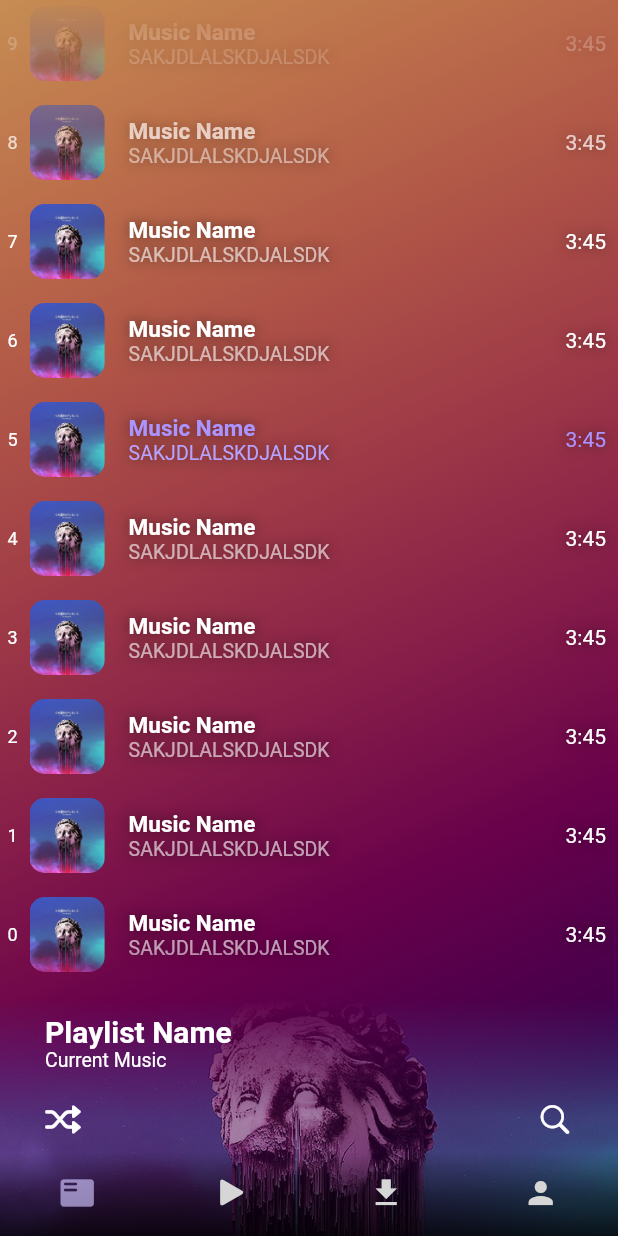
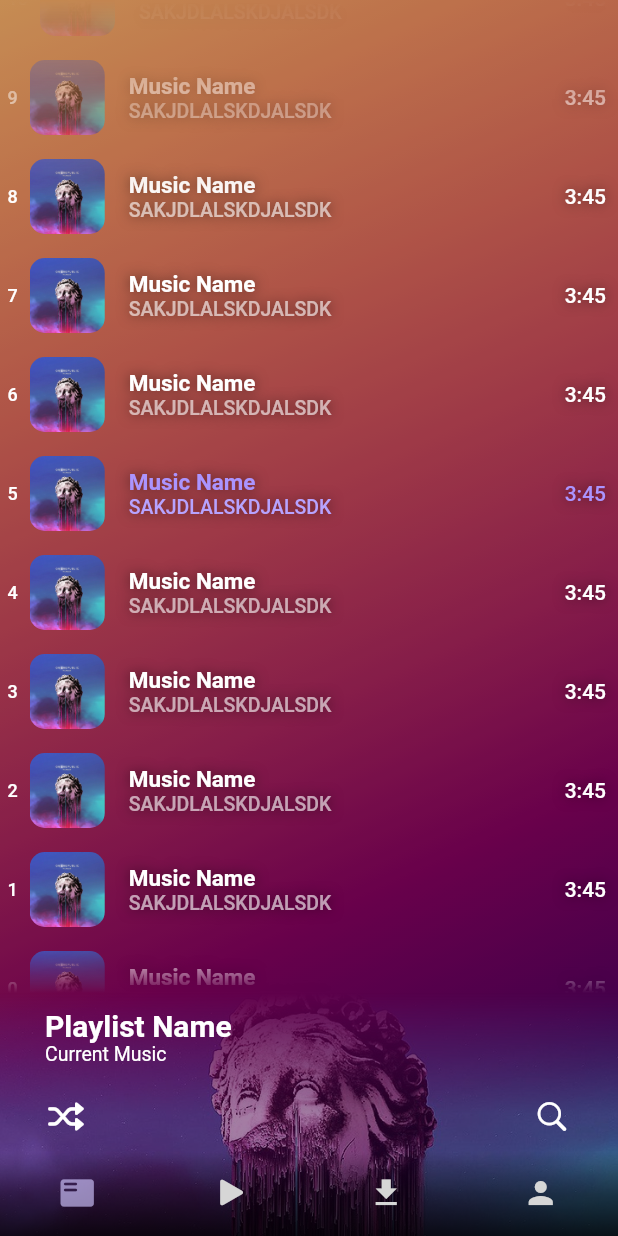
Before and after one commit to IgorBayerl/flutter_awesome_music_app, a Flutter app: the screen it shows after launch, on a phone screen of 412 x 824 dp. Run offline on Flutter 3.47's test engine with Material 2 defaults, Android fonts, the phone set to English and light mode, and no system bars; drawn by our look-alikes of flutter_slidable; our stand-ins replace audio_video_progress_bar, lottie, smooth_page_indicator, touchable_opacity; missing offline and left inert: transformer_page_view.

Commit message:
Changing some buttons to test

```diff
--- a/lib/screens/appSceens/main.dart
+++ b/lib/screens/appSceens/main.dart
@@ -3,7 +3,8 @@
 import 'package:flutter/material.dart';
 
 import 'package:flutter_awesome_music_app/screens/appSceens/player/player_page.dart';
-import 'package:flutter_awesome_music_app/screens/appSceens/player/playlist_page.dart';
+import 'package:flutter_awesome_music_app/screens/appSceens/playlist/playlist_page.dart';
+import 'package:flutter_awesome_music_app/screens/appSceens/search/search_page.dart';
 
 
 class AppScreens extends StatefulWidget {
@@ -79,9 +80,7 @@
             children: <Widget>[
               const PlaylistPage(),
               const PlayerPage(),
-              Container(
-                color: const Color.fromARGB(255, 207, 132, 34),
-              ),
+              const SearchPage(),
               Container(
                 color: const Color.fromARGB(255, 27, 24, 223),
               ),
--- a/lib/screens/appSceens/player/player_page.dart
+++ b/lib/screens/appSceens/player/player_page.dart
@@ -1,5 +1,3 @@
-import 'dart:ui';
-
 import 'package:flutter/material.dart';
 import 'package:flutter_awesome_music_app/screens/appSceens/player/transformers/my_transformer.dart';
 import 'package:flutter_awesome_music_app/texts.dart';
@@ -21,16 +19,45 @@
   }
 }
 
-class _Content extends StatelessWidget {
+class _Content extends StatefulWidget {
   const _Content({
     Key? key,
   }) : super(key: key);
 
   @override
+  State<_Content> createState() => _ContentState();
+}
+
+class _ContentState extends State<_Content> with TickerProviderStateMixin {
+  late bool isPlaying = false;
+  late AnimationController pauseAnimationController = AnimationController(
+    duration: const Duration(milliseconds: 50),
+    vsync: this,
+  );
+  late Animation<double> pauseAnimation =
+      Tween<double>(begin: 0, end: 1).animate(pauseAnimationController);
+
+  @override
   Widget build(BuildContext context) {
+
+    void handlePauseUnpause() {
+      setState(() {
+        isPlaying = !isPlaying;
+      });
+
+      if (isPlaying) {
+        pauseAnimationController.forward();
+      } else {
+        pauseAnimationController.reverse();
+      }
+    }
+
+
     return SafeArea(
       bottom: false,
-      child: Column(
+      child: Stack(
+        children: [
+          Column(
             children: [
               const _Header(),
               Expanded(
@@ -48,13 +75,33 @@
                       padding: EdgeInsets.only(
                         bottom: MediaQuery.of(context).padding.bottom,
                       ),
+                      child: GestureDetector(
+                        onTap: handlePauseUnpause,
+                        // onDoubleTap: handlePauseUnpause,
                         child: CardWidget(
                           urlImage: urlImage,
                           title: title,
                           subtitle: subtitle,
                         ),
+                      ),
                     );
                   },
+                ),
+              ),
+            ],
+          ),
+          IgnorePointer(
+            child: Container(
+              alignment: Alignment.center,
+              child: FadeTransition(
+                opacity: pauseAnimation,
+                child: const Icon(
+                  Icons.play_arrow_rounded,
+                  color: Color.fromARGB(94, 255, 255, 255),
+                  size: 200,
+                ),
+              ),
+
             ),
           ),
         ],
--- a/lib/screens/appSceens/player/playlist_page.dart
+++ b/lib/screens/appSceens/playlist/playlist_page.dart
@@ -36,11 +36,11 @@
         bottom: false,
         top: false,
         child: Column(
-          children: const [
+          children: [
             // _Header(),
             // _MusicsList(),
             _MusicsListTop(),
-            _Footer(),
+            const _Footer(),
           ],
         ),
       ),
@@ -121,20 +121,38 @@
                   ),
                   const Spacer(),
                   Row(
-                    children: const [
-                      Padding(
+                    children: [
+                      MaterialButton(
+                        shape: RoundedRectangleBorder(
+                          borderRadius: BorderRadius.circular(50),
+                        ),
+                        minWidth: 0,
+                        height: 0,
+                        padding: EdgeInsets.zero,
+                        onPressed: () {},
+                        child: const Padding(
                           padding: EdgeInsets.all(10),
                           child: Icon(
                             CupertinoIcons.shuffle,
                             color: Colors.white,
                           ),
                         ),
-                      Spacer(),
-                      Padding(
+                      ),
+                      const Spacer(),
+                      MaterialButton(
+                        shape: RoundedRectangleBorder(
+                          borderRadius: BorderRadius.circular(50),
+                        ),
+                        minWidth: 0,
+                        height: 0,
+                        padding: EdgeInsets.zero,
+                        onPressed: () {},
+                        child: const Padding(
                           padding: EdgeInsets.all(10),
                           child: Icon(
                             CupertinoIcons.search,
                             color: Colors.white,
+                          ),
                         ),
                       ),
                     ],
@@ -152,6 +170,7 @@
     );
   }
 }
+
 class _Header extends StatelessWidget {
   const _Header({super.key});
 
@@ -269,7 +288,11 @@
 }
 
 class _MusicsListTop extends StatelessWidget {
-  const _MusicsListTop();
+  _MusicsListTop();
+
+  final _scrollController = ScrollController(
+    initialScrollOffset: 40,
+  );
 
   @override
   Widget build(BuildContext context) {
@@ -295,11 +318,19 @@
           ).createShader(rect);
         },
         child: ReorderableListView.builder(
+          scrollController: _scrollController,
           reverse: true,
           padding: EdgeInsets.only(
             top: MediaQuery.of(context).padding.top,
             bottom: 10,
           ),
+          proxyDecorator:
+              (Widget child, int index, Animation<double> animation) {
+            return FadeTransition(
+              opacity: animation,
+              child: child,
+            );
+          },
           onReorder: (int oldIndex, int newIndex) {},
           itemCount: 20,
           // scrollController: ScrollController(),
@@ -339,6 +370,7 @@
           ),
         ],
       ),
+
       endActionPane: ActionPane(
         motion: const ScrollMotion(),
         children: [
@@ -369,7 +401,11 @@
 }
 
 class _MusicsList extends StatelessWidget {
-  const _MusicsList();
+  _MusicsList();
+
+  final _scrollController = ScrollController(
+    initialScrollOffset: -40,
+  );
 
   @override
   Widget build(BuildContext context) {
@@ -395,6 +431,7 @@
           ).createShader(rect);
         },
         child: ReorderableListView.builder(
+          scrollController: _scrollController,
           padding: EdgeInsets.only(
             top: 10,
             bottom: MediaQuery.of(context).padding.bottom,
@@ -486,7 +523,10 @@
       blurRadius: 10.0,
       color: Color.fromARGB(136, 0, 0, 0),
     );
-    return Row(
+    return MaterialButton(
+      onPressed: () {},
+      padding: EdgeInsets.zero,
+      child: Row(
         children: [
           Padding(
             padding: const EdgeInsets.only(left: 5),
@@ -555,6 +595,7 @@
             ),
           ),
         ],
+      ),
     );
   }
 }
```
Also changed, not shown: lib/screens/appSceens/search/search_page.dart (added, +50 -0 lines), lib/widgets/card_widget.dart (+25 -22 lines). Lines whose indentation alone changed are shown as unchanged.
